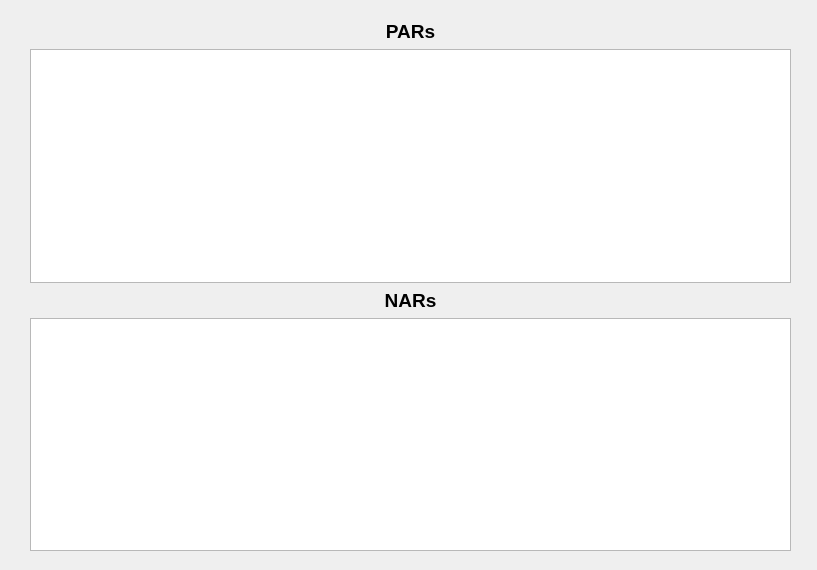
This is Task5/UI/FlawDetectorUI/ruledialog.ui in zhuohaoyu/TuringAdvancedProgramming19B as Qt 5 draws it before an edit. The edited form follows.
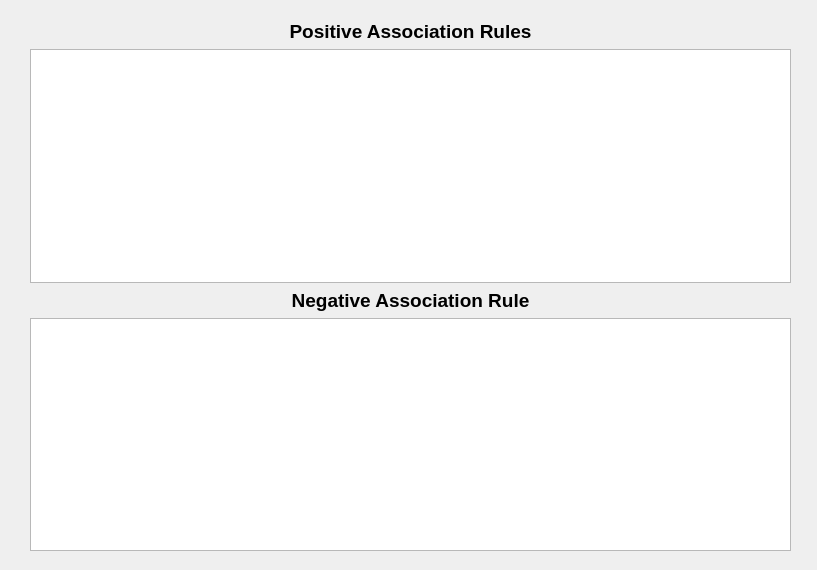
This is the edited form.

What changed in the file:
```diff
--- a/Task5/UI/FlawDetectorUI/ruledialog.ui
+++ b/Task5/UI/FlawDetectorUI/ruledialog.ui
@@ -33,7 +33,7 @@
        </font>
       </property>
       <property name="text">
-       <string>PARs</string>
+       <string>Positive Association Rules</string>
       </property>
       <property name="alignment">
        <set>Qt::AlignCenter</set>
@@ -60,7 +60,7 @@
        </font>
       </property>
       <property name="text">
-       <string>NARs</string>
+       <string>Negative Association Rule</string>
       </property>
       <property name="alignment">
        <set>Qt::AlignCenter</set>
```
